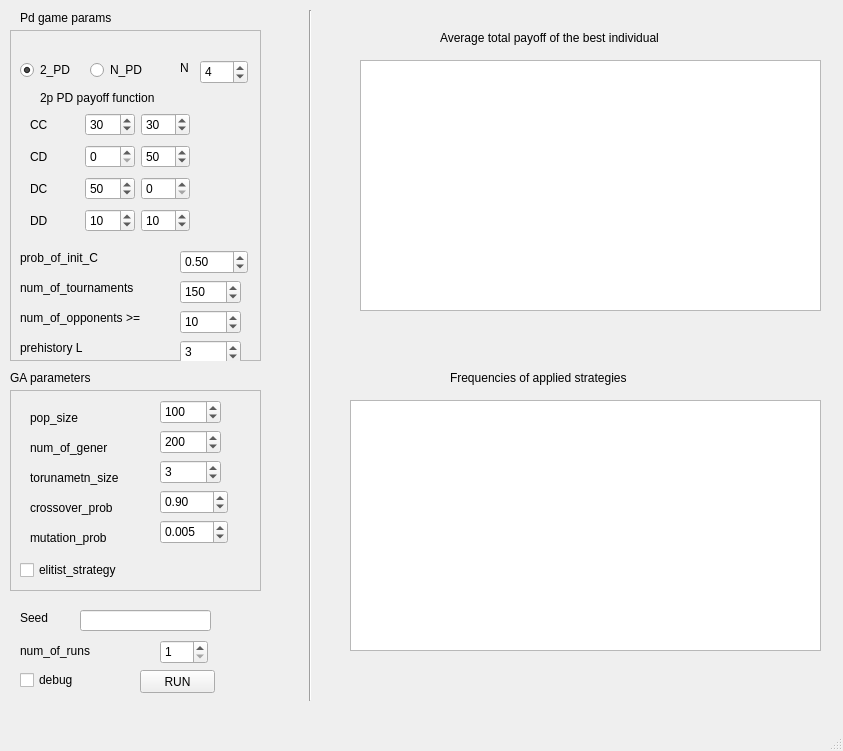
Qt form ain_code/ui/main_window.ui (fishija/prisoners-dilemma) before a commit.
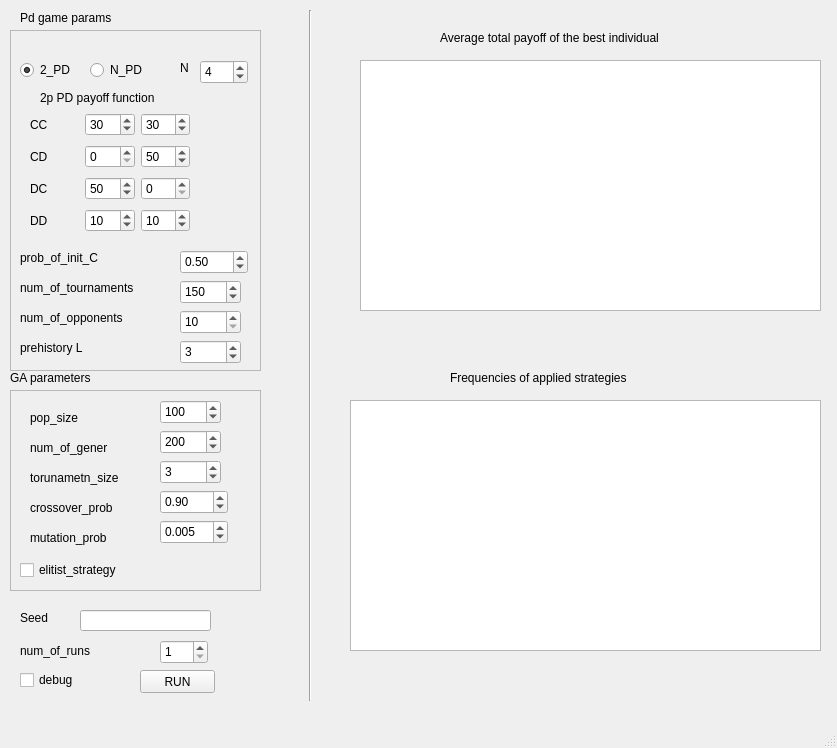
The same form after that commit.

Patch:
```diff
--- a/ain_code/ui/main_window.ui
+++ b/ain_code/ui/main_window.ui
@@ -6,8 +6,8 @@
    <rect>
     <x>0</x>
     <y>0</y>
-    <width>843</width>
-    <height>751</height>
+    <width>837</width>
+    <height>748</height>
    </rect>
   </property>
   <property name="windowTitle">
@@ -46,7 +46,7 @@
       <x>10</x>
       <y>30</y>
       <width>251</width>
-      <height>331</height>
+      <height>341</height>
      </rect>
     </property>
     <property name="frameShape">
@@ -208,7 +208,7 @@
       </rect>
      </property>
      <property name="text">
-      <string>num_of_opponents &gt;=</string>
+      <string>num_of_opponents</string>
      </property>
     </widget>
     <widget class="QSpinBox" name="num_of_tournaments">
@@ -240,7 +240,10 @@
       </rect>
      </property>
      <property name="minimum">
-      <number>1</number>
+      <number>10</number>
+     </property>
+     <property name="maximum">
+      <number>999999999</number>
      </property>
      <property name="value">
       <number>10</number>
```
Left out of the diff: 4 changed lines with no effect on the pictures.
